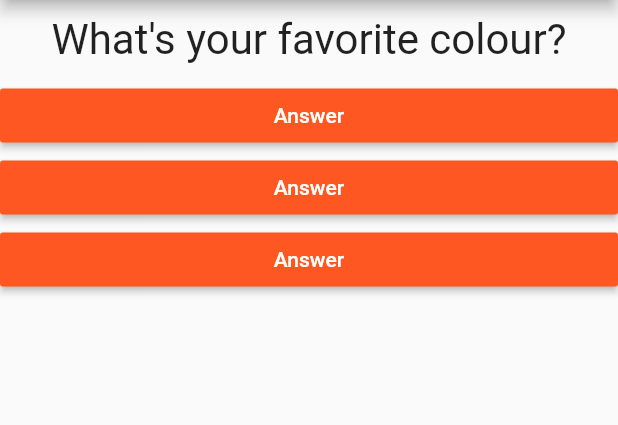
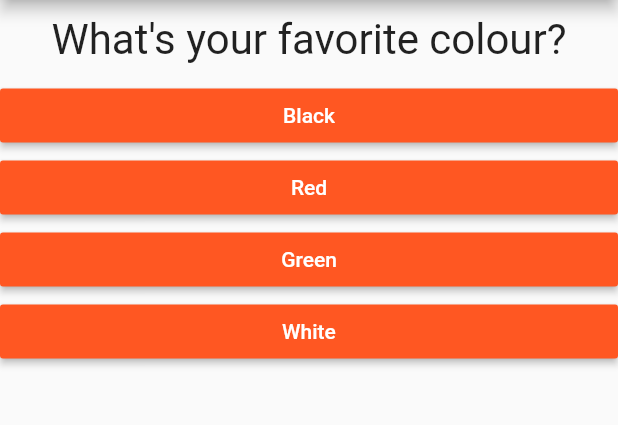
Before and after one commit to RZebec/flutter-learn, a Flutter app: the screen it shows after launch, on a phone screen of 412 x 824 dp, the part 84-509 px from its top. Run offline on Flutter 3.47's test engine with Material 2 defaults, Android fonts, the phone set to English and light mode, and no system bars.

Commit message:
Done first tutorial

```diff
--- a/lib/answer.dart
+++ b/lib/answer.dart
@@ -2,8 +2,9 @@ import 'package:flutter/material.dart';
 
 class Answer extends StatelessWidget {
   final Function selectHandler;
+  final String answerText;
 
-  Answer(this.selectHandler);
+  Answer(this.selectHandler, this.answerText);
 
   @override
   Widget build(BuildContext context) {
@@ -12,7 +13,7 @@ class Answer extends StatelessWidget {
       child: RaisedButton(
         color: Colors.deepOrange,
         textColor: Colors.white,
-        child: Text('Answer'),
+        child: Text(answerText),
         onPressed: selectHandler,
       ),
     );
--- a/lib/main.dart
+++ b/lib/main.dart
@@ -15,13 +15,39 @@ class _MyAppState extends State<MyApp> {
   var _questionIndex = 0;
 
   var questions = [
-    'What\'s your favorite colour?',
-    'What\'s your favorite animal?'
+    {
+      'questionText': 'What\'s your favorite colour?',
+      'answers': [
+        'Black',
+        'Red',
+        'Green',
+        'White',
+      ],
+    },
+    {
+      'questionText': 'What\'s your favorite animal?',
+      'answers': [
+        'Rabbit',
+        'Snake',
+        'Elephant',
+        'Lion',
+      ],
+    },
+    {
+      'questionText': 'Who\'s your favorite instructor?',
+      'answers': [
+        'Max',
+        'Max',
+        'Max',
+        'Max',
+      ],
+    },
   ];
 
   _answerQuestion() {
     setState(() {
-      _questionIndex++;
+      _questionIndex =
+          questions.length - 1 != _questionIndex ? _questionIndex + 1 : 0;
     });
 
     print('Answer chosen!');
@@ -36,10 +62,11 @@ class _MyAppState extends State<MyApp> {
           title: Text('My First App'),
         ),
         body: Column(children: <Widget>[
-          Question(questions[_questionIndex]),
-          Answer(_answerQuestion),
-          Answer(_answerQuestion),
-          Answer(_answerQuestion),
+          Question(questions[_questionIndex]['questionText']),
+          ...(questions[_questionIndex]['answers'] as List<String>)
+              .map((answer) {
+            return Answer(_answerQuestion, answer);
+          }).toList(),
         ]),
       ),
     );
```
